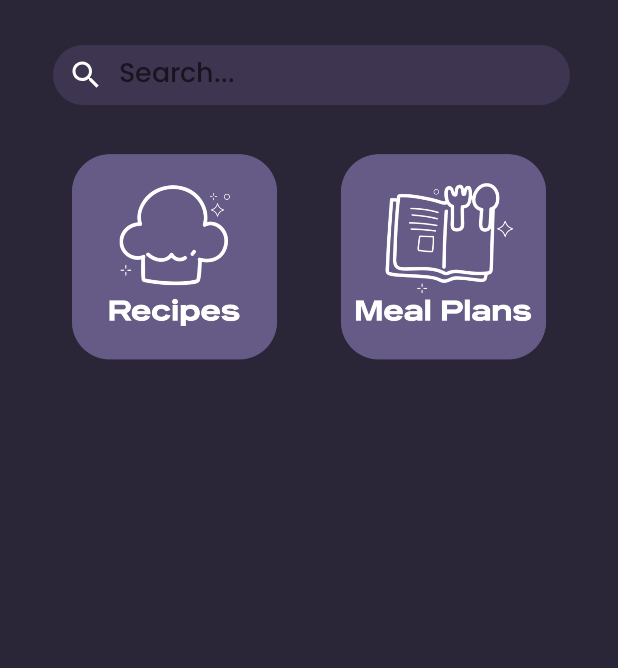
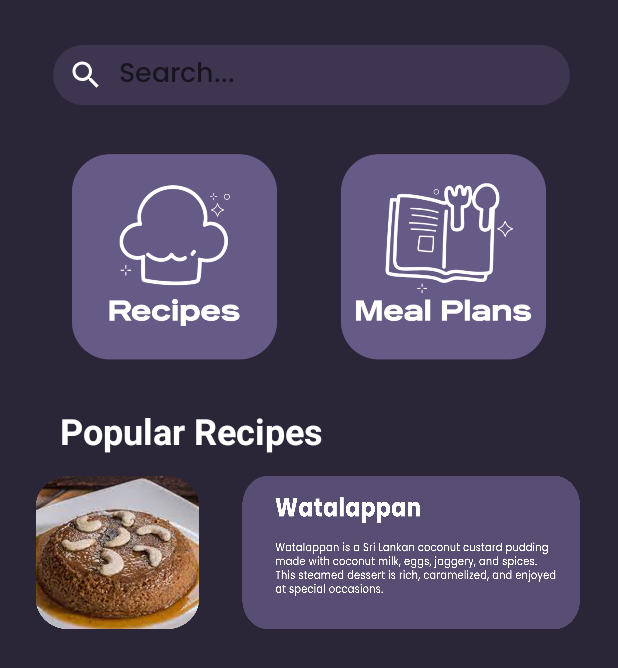
Before and after one commit to ShehanChamudith/Recipe-and-Meal-Planning-App, an Android app: the home screen opened directly, with no data from a screen before it, on a phone screen of 412 x 824 dp. Shown: the top 668 px of the screen. Run offline under Robolectric (Android 15) with nearby library versions, the phone set to English and light mode, and no system bars.

Commit message:
Initial Commit

```diff
--- a/app/src/main/res/layout/activity_home.xml
+++ b/app/src/main/res/layout/activity_home.xml
@@ -1,5 +1,8 @@
 <?xml version="1.0" encoding="utf-8"?>
-<RelativeLayout
+
+<!--    IM/2020/044-->
+
+<LinearLayout
     xmlns:android="http://schemas.android.com/apk/res/android"
     xmlns:app="http://schemas.android.com/apk/res-auto"
     xmlns:tools="http://schemas.android.com/tools"
@@ -8,7 +11,6 @@
     android:orientation="vertical"
     android:background="@drawable/homebg"
     tools:context=".home">
-
 
     <EditText
         android:id="@+id/editTextText"
@@ -26,8 +28,7 @@
         android:layout_marginTop="30dp"
         android:hint="Search..."
         android:fontFamily="@font/popins"
-        android:textColor="@color/white"
-        />
+        android:textColor="@color/white" />
 
 
 
@@ -38,6 +39,7 @@
             android:columnCount="2"
             android:layout_centerHorizontal="true"
             android:layout_below="@id/editTextText"
+            android:layout_gravity="center_horizontal"
             android:layout_marginTop="20dp">
 
             <!-- First CardView aligned to the left -->
@@ -53,16 +55,8 @@
                     android:layout_width="match_parent"
                     android:layout_height="match_parent"
                     android:src="@drawable/recipe_icon"
-                android:scaleType="centerCrop" />
-
-            <TextView
-                android:layout_width="match_parent"
-                android:layout_height="wrap_content"
-                android:text="Title for Card 1"
-                android:gravity="center"
-
-                android:padding="8dp"
-                android:textColor="@color/white" />
+                    android:scaleType="centerCrop"
+                    android:id="@+id/imageView1" />
             </LinearLayout>
 
             <!-- Second CardView aligned to the right -->
@@ -78,30 +72,60 @@
                     android:layout_width="match_parent"
                     android:layout_height="match_parent"
                     android:src="@drawable/meal_icon"
-                android:scaleType="centerCrop" />
+                    android:scaleType="centerCrop"
+                    android:id="@+id/imageView2" />
+            </LinearLayout>
+        </GridLayout>
+
+    <LinearLayout
+        android:layout_width="match_parent"
+        android:layout_height="wrap_content"
+        android:orientation="horizontal"
+        android:layout_gravity="center_horizontal"
+        android:layout_marginTop="20dp">
 
         <TextView
-                android:layout_width="match_parent"
+            android:layout_width="wrap_content"
             android:layout_height="wrap_content"
-                android:text="Label 2"
-                android:gravity="center"
-                android:textSize="16sp" />
+            android:text="Popular Recipes"
+            android:textSize="24sp"
+            android:layout_marginLeft="40dp"
+            android:textStyle="bold"
+            android:textColor="@color/white" />
     </LinearLayout>
 
-        <!-- Third CardView aligned to the left (new) -->
-        <!-- Add a LinearLayout with an ImageView and TextView for Label 3 -->
+    <LinearLayout
+        android:layout_width="match_parent"
+        android:layout_height="130dp"
+        android:orientation="horizontal">
 
-        <!-- Fourth CardView aligned to the right (new) -->
-        <!-- Add a LinearLayout with an ImageView and TextView for Label 4 -->
 
-    </GridLayout>
+        <ImageView
+            android:id="@+id/food1"
+            android:layout_width="0dp"
+            android:layout_height="110dp"
+            android:layout_marginLeft="20dp"
+            android:layout_marginRight="10dp"
+            android:layout_weight=".5"
+            android:background="@drawable/food_1"
+            android:layout_gravity="center"
+            android:padding="10dp" />
+
+
+        <ImageView
+            android:id="@+id/food_title"
+            android:layout_width="0dp"
+            android:layout_height="110dp"
+            android:layout_marginLeft="10dp"
+            android:layout_marginRight="20dp"
+            android:layout_weight="1"
+            android:layout_gravity="center"
+            android:background="@drawable/des_1"
+            android:padding="10dp" />
+
+    </LinearLayout>
 
 
 
 
-
-
-
-
-
-</RelativeLayout>
+</LinearLayout>
--- a/app/src/main/res/layout/activity_login.xml
+++ b/app/src/main/res/layout/activity_login.xml
@@ -1,4 +1,7 @@
 <?xml version="1.0" encoding="utf-8"?>
+
+<!--IM/2020/112-->
+
 <LinearLayout xmlns:android="http://schemas.android.com/apk/res/android"
     xmlns:app="http://schemas.android.com/apk/res-auto"
     xmlns:tools="http://schemas.android.com/tools"
--- a/app/src/main/res/layout/activity_main.xml
+++ b/app/src/main/res/layout/activity_main.xml
@@ -1,4 +1,7 @@
 <?xml version="1.0" encoding="utf-8"?>
+
+<!--IM/2020/56-->
+
 <LinearLayout xmlns:android="http://schemas.android.com/apk/res/android"
     xmlns:app="http://schemas.android.com/apk/res-auto"
     xmlns:tools="http://schemas.android.com/tools"
--- a/app/src/main/res/layout/activity_register.xml
+++ b/app/src/main/res/layout/activity_register.xml
@@ -1,4 +1,7 @@
 <?xml version="1.0" encoding="utf-8"?>
+
+<!--IM/2020/043-->
+
 <LinearLayout xmlns:android="http://schemas.android.com/apk/res/android"
     xmlns:app="http://schemas.android.com/apk/res-auto"
     xmlns:tools="http://schemas.android.com/tools"
```
Also changed, not shown: app/src/main/java/com/example/recipeandmealapp/home2.java (deleted, +0 -25 lines), app/src/main/res/layout/activity_home2.xml (deleted, +0 -23 lines), app/src/main/res/drawable/des_1.png (added), app/src/main/res/drawable/food_1.png (added). Lines whose indentation alone changed are shown as unchanged.
